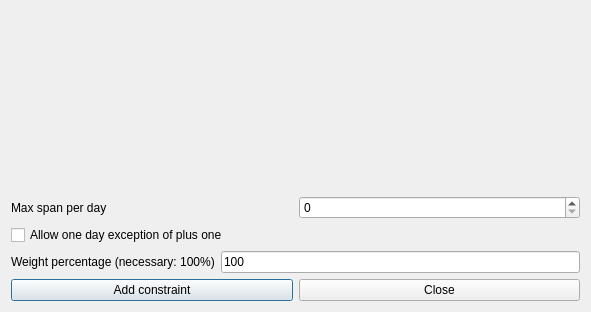
Before: the Qt Designer form fet/src/interface/addconstraintteachersmaxspanperdayform_template.ui in vonmecheln/fet, drawn with Qt 5.
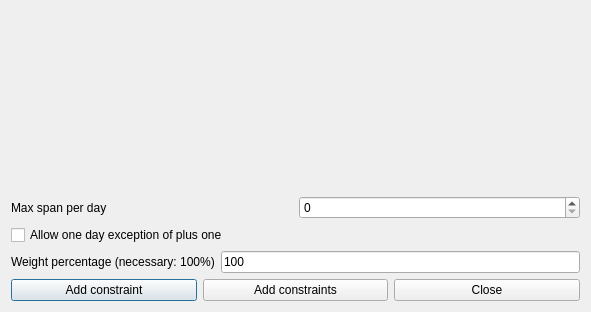
After: the same form once the commit is applied.

Patch:
```diff
--- a/fet/src/interface/addconstraintteachersmaxspanperdayform_template.ui
+++ b/fet/src/interface/addconstraintteachersmaxspanperdayform_template.ui
@@ -90,6 +90,13 @@
        </property>
       </widget>
      </item>
+     <item>
+      <widget class="QPushButton" name="addConstraintsPushButton">
+       <property name="text">
+        <string>Add constraints</string>
+       </property>
+      </widget>
+     </item>
      <item>
       <widget class="QPushButton" name="closePushButton">
        <property name="text">
```
